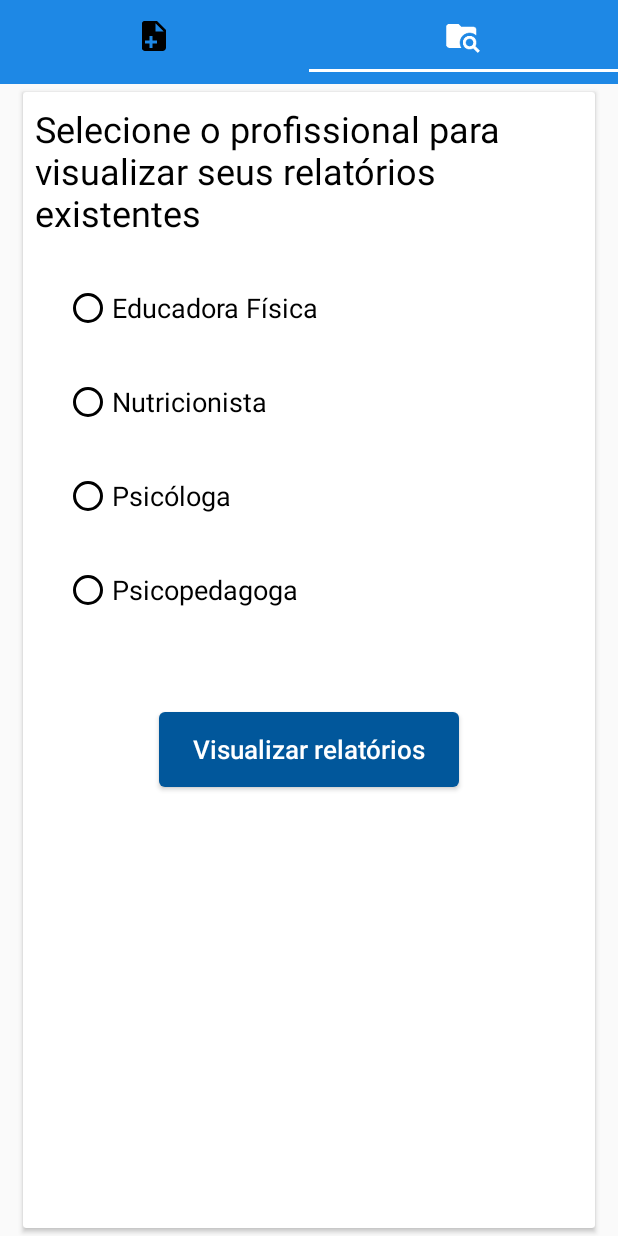
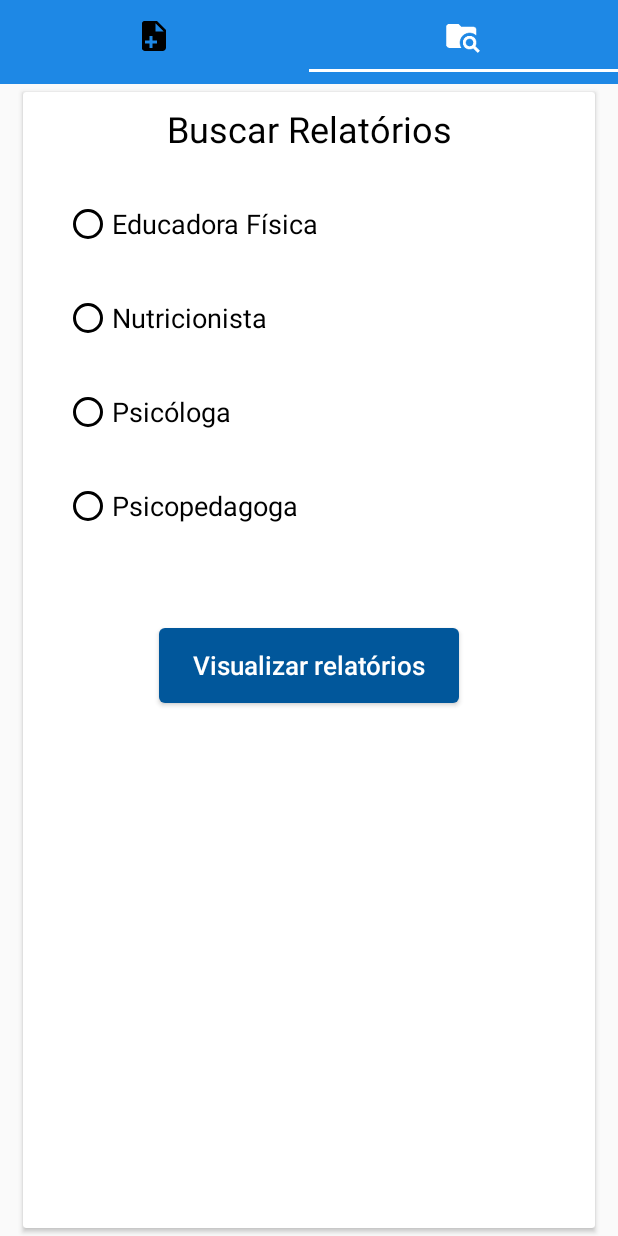
Before and after one commit to rodrigofs09/DesenvolvimentoMobile, an Android app: the screen it shows after launch (MainActivity), tab 2 chosen, on a phone screen of 412 x 824 dp. Run offline under Robolectric (Android 15) with nearby library versions, the phone set to English and light mode, and no system bars.

Commit message:
Correção layout.

```diff
--- a/app/src/main/res/layout/fragment_busca_relatorio_p.xml
+++ b/app/src/main/res/layout/fragment_busca_relatorio_p.xml
@@ -37,6 +37,7 @@
                 android:textColor="@color/black"
                 android:layout_gravity="center_vertical"
                 android:textColorHint="@color/black"
+                android:gravity="center"
                 />
 
             <RadioGroup
--- a/app/src/main/res/layout/fragment_cria_relatorio_p.xml
+++ b/app/src/main/res/layout/fragment_cria_relatorio_p.xml
@@ -37,6 +37,7 @@
                 android:textColor="@color/black"
                 android:layout_gravity="center_vertical"
                 android:textColorHint="@color/black"
+                android:gravity="center"
                 />
 
             <RadioGroup
--- a/app/src/main/res/values/strings.xml
+++ b/app/src/main/res/values/strings.xml
@@ -17,9 +17,9 @@
     <string name="mensagens">Mensagens</string>
     <string name="invalid_date">Data inválida</string>
     <string name="data">Data do atendimento</string>
-    <string name="proximoListarRelatorio">Selecione o profissional para visualizar seus relatórios existentes</string>
+    <string name="proximoListarRelatorio">Buscar Relatórios</string>
     <string name="proximoNovoRelatorio">Criar relatório</string>
-    <string name="infoNovoRelatorio">Selecione o profissional para criar um novo relatório</string>
+    <string name="infoNovoRelatorio">Novo Relatório</string>
     <string name="cadastrar">Criar relatório</string>
     <string name="buscar">Visualizar relatórios</string>
     <string name="dataAtendimento">Clique para alterar a Data do Atendimento</string>
```
